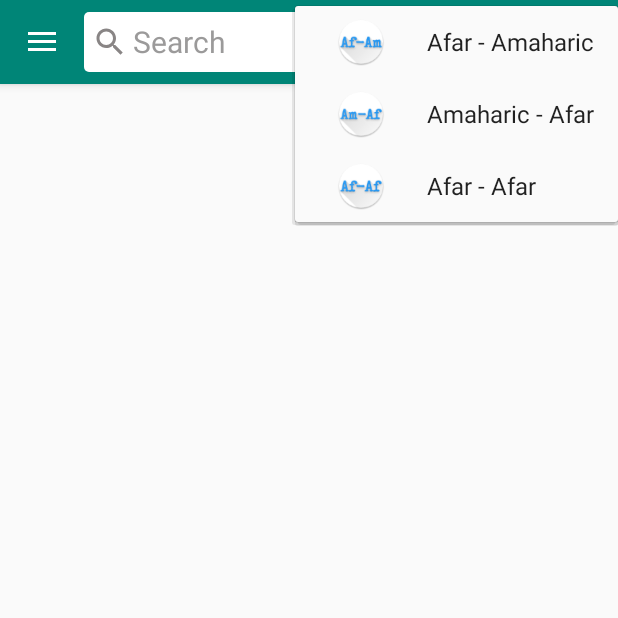
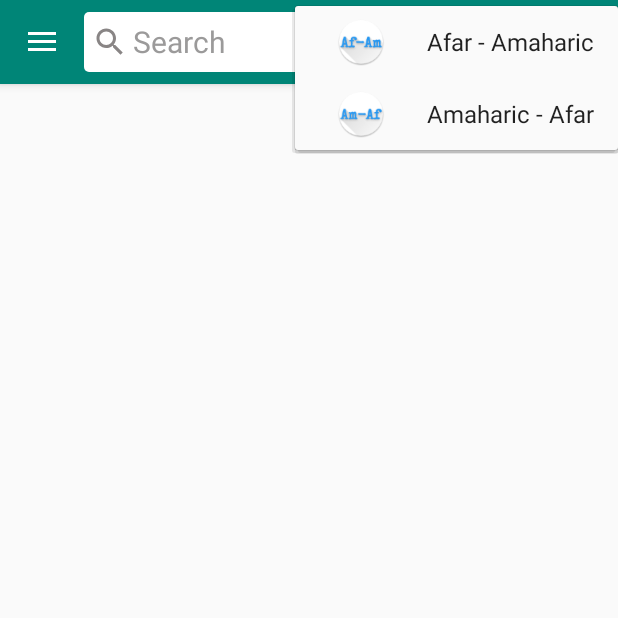
Before and after one commit to fitsumcs/Af_Am_Dectionary, an Android app: the screen it shows after launch (MainActivity), after a tap on an icon or button, on a phone screen of 412 x 824 dp, the top half of it. Run offline under Robolectric (Android 15) with nearby library versions, the phone set to English and light mode, and no system bars; network calls fail; 3 statements that could not run were skipped.

Commit message:
removing afar to afar translation

```diff
--- a/app/src/main/java/com/example/a3020/mydict/DBHelper.java
+++ b/app/src/main/java/com/example/a3020/mydict/DBHelper.java
@@ -226,9 +226,6 @@ public class DBHelper extends SQLiteOpenHelper {
         } else if (dictType == R.id.action_amtoaf) {
 
             tableName = AmToAf;
-        } else if (dictType == R.id.action_aftoaf) {
-            tableName = AfToAf;
-
         }
 
 
--- a/app/src/main/res/menu/main.xml
+++ b/app/src/main/res/menu/main.xml
@@ -20,12 +20,7 @@
                 android:title="Amaharic - Afar"
                 android:orderInCategory="100"
                 app:showAsAction="never" />
-            <item
-                android:id="@+id/action_aftoaf"
-                android:icon="@drawable/aftoaf"
-                android:title="Afar - Afar"
-                android:orderInCategory="100"
-                app:showAsAction="never" />
+
         </menu>
     </item>
 </menu>
```
Also changed, not shown: app/src/main/java/com/example/a3020/mydict/MainActivity.java (+1 -6 lines).
